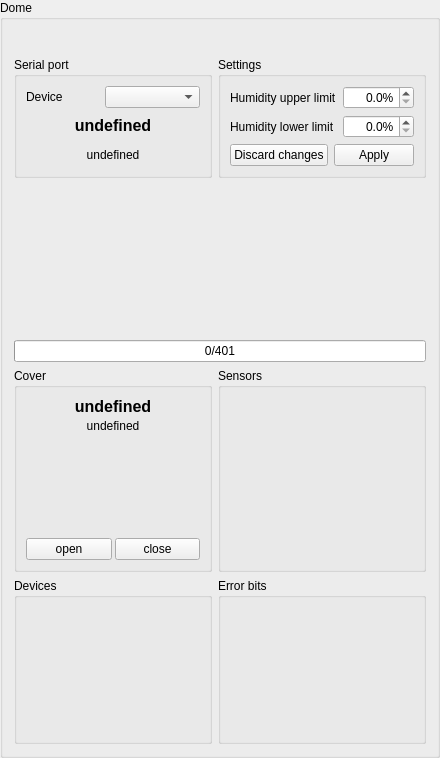
Old version of the form widgets/qdome.ui in the repository AMOS-uniba/amos-client.
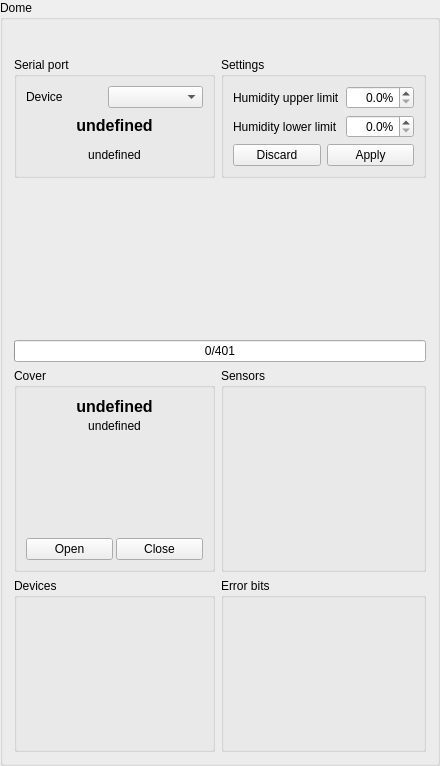
New version of the form. Custom widgets are drawn as their Qt base class.

```diff
--- a/widgets/qdome.ui
+++ b/widgets/qdome.ui
@@ -168,17 +168,11 @@
    <item row="7" column="0">
     <widget class="QGroupBox" name="gb_cover">
      <property name="sizePolicy">
-      <sizepolicy hsizetype="Preferred" vsizetype="Minimum">
+      <sizepolicy hsizetype="Preferred" vsizetype="Preferred">
        <horstretch>1</horstretch>
        <verstretch>0</verstretch>
       </sizepolicy>
      </property>
-     <property name="maximumSize">
-      <size>
-       <width>16777215</width>
-       <height>222</height>
-      </size>
-     </property>
      <property name="title">
       <string>Cover</string>
      </property>
@@ -319,14 +313,14 @@
         <item>
          <widget class="QPushButton" name="bt_cover_open">
           <property name="text">
-           <string>open</string>
+           <string>Open</string>
           </property>
          </widget>
         </item>
         <item>
          <widget class="QPushButton" name="bt_cover_close">
           <property name="text">
-           <string>close</string>
+           <string>Close</string>
           </property>
          </widget>
         </item>
@@ -389,12 +383,6 @@
        <verstretch>0</verstretch>
       </sizepolicy>
      </property>
-     <property name="maximumSize">
-      <size>
-       <width>16777215</width>
-       <height>166</height>
-      </size>
-     </property>
      <property name="title">
       <string>Error bits</string>
      </property>
@@ -537,7 +525,7 @@
         <item>
          <widget class="QPushButton" name="bt_humidity_discard">
           <property name="text">
-           <string>Discard changes</string>
+           <string>Discard</string>
           </property>
          </widget>
         </item>
@@ -597,17 +585,11 @@
    <item row="8" column="0">
     <widget class="QGroupBox" name="gb_devices">
      <property name="sizePolicy">
-      <sizepolicy hsizetype="Preferred" vsizetype="Minimum">
+      <sizepolicy hsizetype="Preferred" vsizetype="Preferred">
        <horstretch>1</horstretch>
        <verstretch>0</verstretch>
       </sizepolicy>
      </property>
-     <property name="maximumSize">
-      <size>
-       <width>16777215</width>
-       <height>222</height>
-      </size>
-     </property>
      <property name="title">
       <string>Devices</string>
      </property>
```
